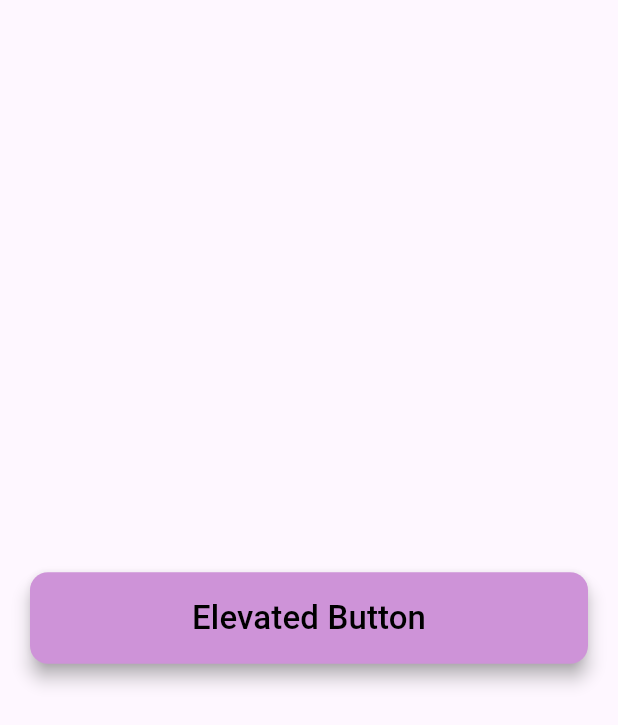
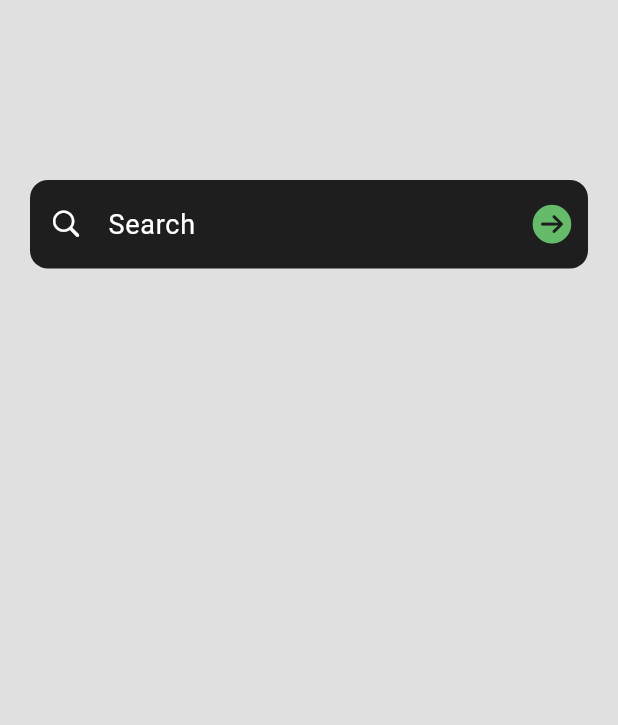
Before and after one commit to JunaidJameel/flutter_widgets, a Flutter app: the screen it shows after launch, on a phone screen of 412 x 824 dp. Shown: the top 725 px of the screen. Run offline on Flutter 3.47's test engine with Material 3 defaults, Android fonts, the phone set to English and light mode, and no system bars.

Commit message:
TextField Widget

```diff
--- a/lib/home.dart
+++ b/lib/home.dart
@@ -1,5 +1,5 @@
 import 'package:flutter/material.dart';
-import 'package:flutter_widgets/widgets/elevated_button_widget_16.dart';
+import 'package:flutter_widgets/widgets/textfield_widget_17.dart';
 
 class HomeView extends StatelessWidget {
   const HomeView({super.key});
@@ -7,14 +7,15 @@ class HomeView extends StatelessWidget {
   @override
   Widget build(BuildContext context) {
     return Scaffold(
+      backgroundColor: Colors.grey[300],
       body: Padding(
         padding: const EdgeInsets.symmetric(horizontal: 20.0, vertical: 120),
         child: SafeArea(
             bottom: false,
             child: Column(
-              mainAxisAlignment: MainAxisAlignment.center,
+              mainAxisAlignment: MainAxisAlignment.start,
               crossAxisAlignment: CrossAxisAlignment.center,
-              children: [ElevatedButtonWidget(), Row()],
+              children: [TextFieldWidget(), Row()],
             )),
       ),
     );
--- a/lib/widgets/elevated_button_widget_16.dart
+++ b/lib/widgets/elevated_button_widget_16.dart
@@ -8,15 +8,17 @@ class ElevatedButtonWidget extends StatelessWidget {
     return SizedBox(
       width: double.infinity,
       child: ElevatedButton(
+        style: ElevatedButton.styleFrom(
+          elevation: 5,
+          shadowColor: Colors.grey,
+          overlayColor: Colors.blue,
+          backgroundColor: Colors.purple[200],
+          shape: RoundedRectangleBorder(
+            borderRadius: BorderRadius.circular(12),
+          ),
+          padding: EdgeInsets.symmetric(vertical: 15),
+        ),
         onPressed: () {},
-        style: ElevatedButton.styleFrom(
-            elevation: 5,
-            overlayColor: Colors.blue,
-            shadowColor: Colors.grey,
-            backgroundColor: Colors.purple[200],
-            padding: EdgeInsets.symmetric(vertical: 15),
-            shape: RoundedRectangleBorder(
-                borderRadius: BorderRadius.circular(12))),
         child: Text(
           'Elevated Button',
           style: TextStyle(fontSize: 22, color: Colors.black),
--- /dev/null
+++ b/lib/widgets/textfield_widget_17.dart
@@ -0,0 +1,46 @@
+import 'package:flutter/cupertino.dart';
+import 'package:flutter/material.dart';
+
+class TextFieldWidget extends StatefulWidget {
+  const TextFieldWidget({super.key});
+
+  @override
+  State<TextFieldWidget> createState() => _TextFieldWidgetState();
+}
+
+class _TextFieldWidgetState extends State<TextFieldWidget> {
+  final _controller = TextEditingController();
+  @override
+  Widget build(BuildContext context) {
+    return Column(
+      children: [
+        TextField(
+          controller: _controller,
+          cursorColor: Colors.white,
+          style: TextStyle(color: Colors.white, fontSize: 18),
+          decoration: InputDecoration(
+            prefixIcon:
+                Icon(CupertinoIcons.search, color: Colors.white, size: 22),
+            suffixIcon: Icon(CupertinoIcons.arrow_right_circle_fill,
+                color: Colors.green[400], size: 30),
+            fillColor: Colors.black87,
+            filled: true,
+            hintText: 'Search',
+            hintStyle: TextStyle(color: Colors.white, fontSize: 18),
+            enabledBorder: OutlineInputBorder(
+              borderRadius: BorderRadius.circular(12),
+              borderSide: BorderSide.none,
+            ),
+            focusedBorder: OutlineInputBorder(
+              borderRadius: BorderRadius.circular(12),
+              borderSide: BorderSide(
+                color: Colors.blue[600]!,
+                width: 2,
+              ),
+            ),
+          ),
+        ),
+      ],
+    );
+  }
+}
```
